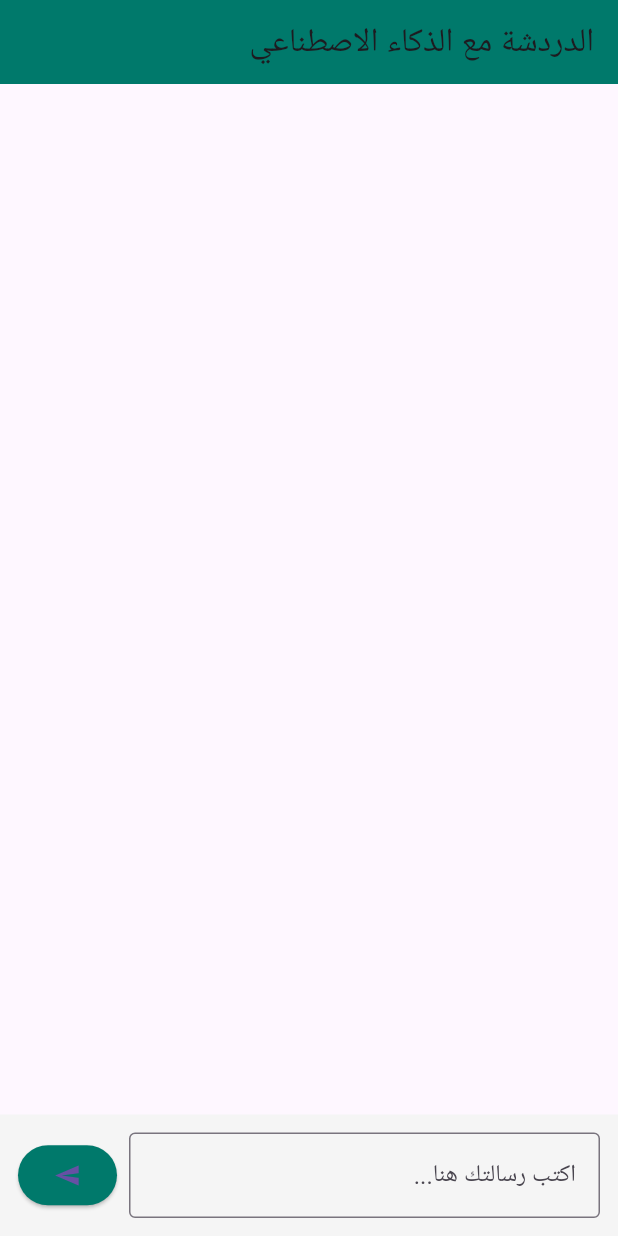
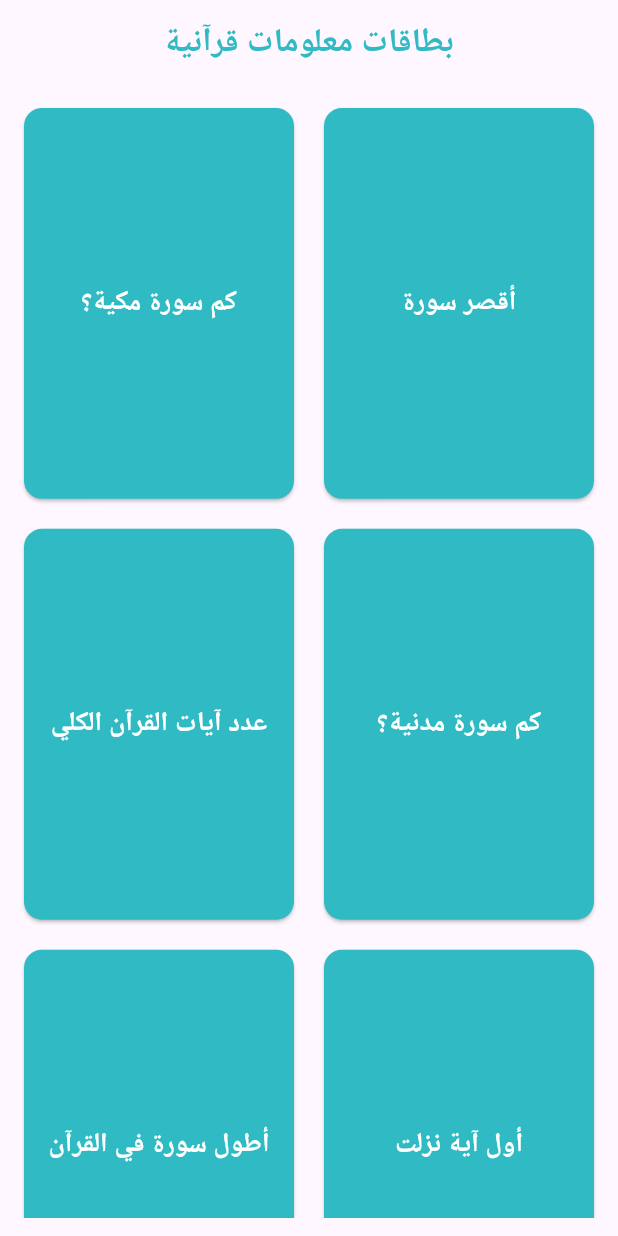
Before and after one commit to Ghaida-jaaisa/Jawed-AI, a Flutter app: the screen it shows after launch, on a phone screen of 412 x 824 dp. Run offline on Flutter 3.47's test engine with Material 3 defaults, Android fonts, the phone set to English and light mode, and no system bars; drawn by our look-alikes of flip_card.

Commit message:
Upload InfoCardsPage

```diff
--- /dev/null
+++ b/assets/quran_facts.json
@@ -0,0 +1,102 @@
+[
+  {
+    "id": 1,
+    "title": "أقصر سورة",
+    "content": "سورة الكوثر، عدد آياتها 3 فقط."
+  },
+  {
+    "id": 2,
+    "title": "كم سورة مكية؟",
+    "content": "حوالي 86 سورة نزلت في مكة."
+  },
+  {
+    "id": 3,
+    "title": "كم سورة مدنية؟",
+    "content": "حوالي 28 سورة نزلت في المدينة."
+  },
+  {
+    "id": 4,
+    "title": "عدد آيات القرآن الكلي",
+    "content": "حوالي 6236 آية."
+  },
+  {
+    "id": 5,
+    "title": "أول آية نزلت",
+    "content": "اقرأ باسم ربك الذي خلق (سورة العلق: 1)."
+  },
+  {
+    "id": 6,
+    "title": "أطول سورة في القرآن",
+    "content": "سورة البقرة، بعدد 286 آية."
+  },
+  {
+    "id": 7,
+    "title": "السورة الوحيدة التي لم تبدأ بـ \"بسم الله الرحمن الرحيم\"",
+    "content": "سورة التوبة."
+  },
+  {
+    "id": 8,
+    "title": "أكثر سورة ورد فيها ذكر الله",
+    "content": "سورة البقرة."
+  },
+  {
+    "id": 9,
+    "title": "السورة التي تُعرف بسورة القلب",
+    "content": "سورة يس."
+  },
+  {
+    "id": 10,
+    "title": "عدد أجزاء القرآن",
+    "content": "30 جزءًا."
+  },
+  {
+    "id": 11,
+    "title": "عدد أحزاب القرآن",
+    "content": "60 حزبًا."
+  },
+  {
+    "id": 12,
+    "title": "عدد مقاطع التجويد",
+    "content": "القرآن مقسم إلى 5584 مقطعًا للتجويد."
+  },
+  {
+    "id": 13,
+    "title": "أقصر آية في القرآن",
+    "content": "مد في سورة المدثر."
+  },
+  {
+    "id": 14,
+    "title": "أطول آية في القرآن",
+    "content": "آية الدين (آية 282 من سورة البقرة)."
+  },
+  {
+    "id": 15,
+    "title": "أسماء أخرى للقرآن",
+    "content": "الفرقان، الذكر، الكتاب."
+  },
+  {
+    "id": 16,
+    "title": "عدد السور التي تبدأ بـ \"حم\"",
+    "content": "7 سور، منها سورة المؤمنون."
+  },
+  {
+    "id": 17,
+    "title": "عدد السور التي تبدأ بـ \"طه\" و\"يس\"",
+    "content": "سورتي طه ويس، كل منهما له بداية خاصة."
+  },
+  {
+    "id": 18,
+    "title": "الآية التي تحوي أسرع حكم تجويدي",
+    "content": "آية الإخفاء في سورة النور."
+  },
+  {
+    "id": 19,
+    "title": "السورة التي كانت أول ما يُقرأ في الصلاة",
+    "content": "سورة الفاتحة."
+  },
+  {
+    "id": 20,
+    "title": "أكثر كلمة تكررت في القرآن",
+    "content": "كلمة \"قل\" أكثر من 330 مرة."
+  }
+]
--- a/lib/MyApp.dart
+++ b/lib/MyApp.dart
@@ -11,6 +11,7 @@ import 'package:mobileapp/Pages/LoginPage.dart';
 import 'package:mobileapp/Pages/RegisterPage.dart';
 import 'package:mobileapp/Pages/AllQuranSurahsPage.dart';
 import 'package:mobileapp/Pages/QuranicDuaPage.dart';
+import 'package:mobileapp/Pages/InfoCardsPage.dart';
 
 class MyApp extends StatelessWidget {
   const MyApp({super.key});
@@ -18,7 +19,8 @@ class MyApp extends StatelessWidget {
   @override
   Widget build(BuildContext context) {
     return MaterialApp(
-      locale: Locale("ar"), // Locale("en") for English
+      locale: Locale("ar"),
+      // Locale("en") for English
       localizationsDelegates: [
         S.delegate,
         GlobalMaterialLocalizations.delegate,
@@ -28,18 +30,25 @@ class MyApp extends StatelessWidget {
       supportedLocales: S.delegate.supportedLocales,
       debugShowCheckedModeBanner: false,
       title: 'Jawed Ai',
-      initialRoute: GeminiChatPage.routeName,
+      initialRoute: QuranInfoCardsPage.routeName,
       routes: {
         HomePage.routeName: (context) => HomePage(),
         LoginPage.routeName: (context) => LoginPage(),
-        RegisterPage.routeName: (context) => RegisterPage(), // test done
-        ForgotPasswordPage.routeName: (context) => ForgotPasswordPage(), // test done
-        ResetPasswordPage.routeName: (_) => const ResetPasswordPage(), // test done
-        AllQuranSurahsPage.routeName: (context) => const AllQuranSurahsPage(), // test done
-        SurahListPage.routeName: (_) => const SurahListPage(), // test done
+        RegisterPage.routeName: (context) => RegisterPage(),
+        // test done
+        ForgotPasswordPage.routeName: (context) => ForgotPasswordPage(),
+        // test done
+        ResetPasswordPage.routeName: (_) => const ResetPasswordPage(),
+        // test done
+        AllQuranSurahsPage.routeName: (context) => const AllQuranSurahsPage(),
+        // test done
+        SurahListPage.routeName: (_) => const SurahListPage(),
+        // test done
         SurahDetailPage.routeName: (_) => const SurahDetailPage(),
-        QuranicDuaPage.routeName: (context) =>  QuranicDuaPage(), // test done
-        GeminiChatPage.routeName: (_) => const GeminiChatPage()
+        QuranicDuaPage.routeName: (context) => QuranicDuaPage(),
+        // test done
+        GeminiChatPage.routeName: (_) => const GeminiChatPage(),
+        QuranInfoCardsPage.routeName: (_) => const QuranInfoCardsPage(),
       },
     );
   }
--- /dev/null
+++ b/lib/Pages/InfoCardsPage.dart
@@ -0,0 +1,109 @@
+import 'dart:convert';
+import 'package:flutter/material.dart';
+import 'package:flutter/services.dart';
+import 'package:flip_card/flip_card.dart';
+
+class QuranInfoCardsPage extends StatefulWidget {
+  const QuranInfoCardsPage({super.key});
+
+  static final String routeName = '/quranInfoCard';
+
+  @override
+  State<QuranInfoCardsPage> createState() => _QuranInfoCardsPageState();
+}
+
+class _QuranInfoCardsPageState extends State<QuranInfoCardsPage> {
+  List<Map<String, dynamic>> _cards = [];
+  final TextStyle _titleStyle = TextStyle(
+    // color: Colors.white,
+    color: Color(0xFF2FBAC4),
+    fontWeight: FontWeight.bold,
+  );
+
+  @override
+  void initState() {
+    super.initState();
+    loadJsonData();
+  }
+
+  Future<void> loadJsonData() async {
+    final String jsonString = await rootBundle.loadString(
+      'assets/quran_facts.json',
+    );
+    final List<dynamic> jsonData = json.decode(jsonString);
+    setState(() {
+      _cards = List<Map<String, dynamic>>.from(jsonData);
+    });
+  }
+
+  @override
+  Widget build(BuildContext context) {
+    return Scaffold(
+      appBar: AppBar(
+        centerTitle: true,
+        title: Text('بطاقات معلومات قرآنية', style: _titleStyle),
+      ),
+      body:
+          _cards.isEmpty
+              ? const Center(child: CircularProgressIndicator())
+              : Padding(
+                padding: const EdgeInsets.all(12.0),
+                child: GridView.builder(
+                  itemCount: _cards.length,
+                  gridDelegate: const SliverGridDelegateWithFixedCrossAxisCount(
+                    crossAxisCount: 2,
+                    crossAxisSpacing: 12,
+                    mainAxisSpacing: 12,
+                    childAspectRatio: 0.7,
+                  ),
+                  itemBuilder: (context, index) {
+                    final card = _cards[index];
+                    return FlipCard(
+                      direction: FlipDirection.HORIZONTAL,
+                      front: Card(
+                        color: Color(0xFF2FBAC4),
+                        shape: RoundedRectangleBorder(
+                          borderRadius: BorderRadius.circular(12),
+                        ),
+                        child: Center(
+                          child: Padding(
+                            padding: const EdgeInsets.all(12.0),
+                            child: Text(
+                              card['title'],
+                              style: const TextStyle(
+                                color: Colors.white,
+                                fontSize: 18,
+                                fontWeight: FontWeight.bold,
+                              ),
+                              textAlign: TextAlign.center,
+                            ),
+                          ),
+                        ),
+                      ),
+                      back: Card(
+                        elevation: 10,
+                        color: Colors.white,
+                        shape: RoundedRectangleBorder(
+                          borderRadius: BorderRadius.circular(12),
+                        ),
+                        child: Center(
+                          child: Padding(
+                            padding: const EdgeInsets.all(12.0),
+                            child: Text(
+                              card['content'],
+                              style: const TextStyle(
+                                color: Color(0xFF2FBAC4),
+                                fontSize: 16,
+                              ),
+                              textAlign: TextAlign.center,
+                            ),
+                          ),
+                        ),
+                      ),
+                    );
+                  },
+                ),
+              ),
+    );
+  }
+}
--- a/pubspec.yaml
+++ b/pubspec.yaml
@@ -31,7 +31,7 @@ dependencies:
   flutter:
     sdk: flutter
   url_launcher: ^6.2.5
-
+  flip_card: ^0.6.0
 
   # The following adds the Cupertino Icons font to your application.
   # Use with the CupertinoIcons class for iOS style icons.
@@ -65,6 +65,7 @@ flutter:
   assets:
     - assets/images/
     - assets/duas.json
+    - assets/quran_facts.json
   #    - images/a_dot_ham.jpeg
   # An image asset can refer to one or more resolution-specific "variants", see
   # https://flutter.dev/to/resolution-aware-images
```
Also changed, not shown: pubspec.lock.
